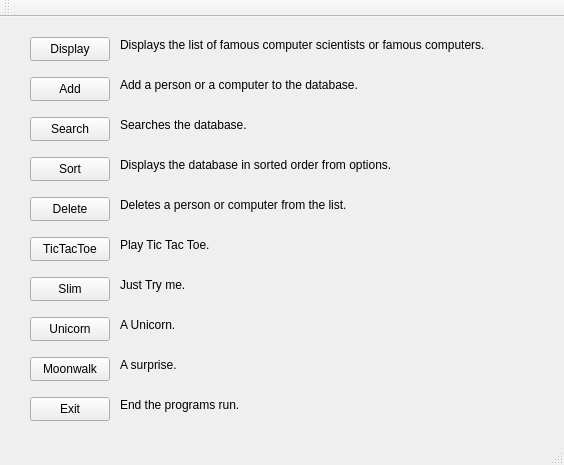
Above: Widget/mainwindow.ui from Ladanvini/VLN1-Hopur-5 before the change. Below: the same form after it.
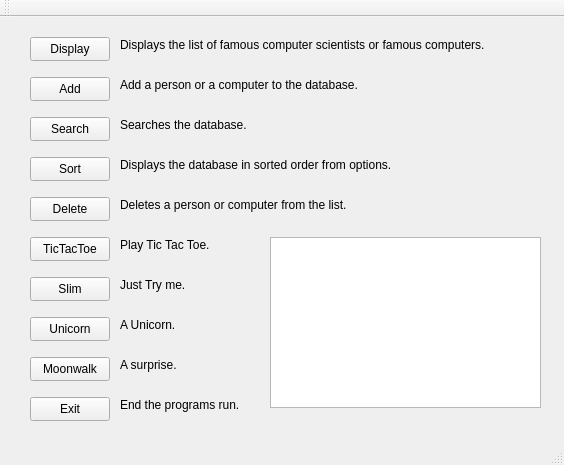
That is the form after the change.

Patch:
```diff
--- a/Widget/mainwindow.ui
+++ b/Widget/mainwindow.ui
@@ -274,6 +274,16 @@
      <string>End the programs run.</string>
     </property>
    </widget>
+   <widget class="QGraphicsView" name="graphicsView">
+    <property name="geometry">
+     <rect>
+      <x>270</x>
+      <y>220</y>
+      <width>271</width>
+      <height>171</height>
+     </rect>
+    </property>
+   </widget>
   </widget>
   <widget class="QMenuBar" name="menuBar">
    <property name="geometry">
```
